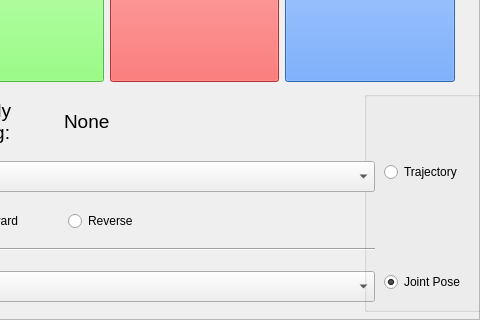
Above: hrl/kelsey_sandbox/src/kelsey_sandbox/arm_pose_move_gui.ui from gt-ros-pkg/hrl before the change; both pictures show x 86 to 566 and y 119 to 439 of the 566 by 439 pixel window. Below: the same form after it.
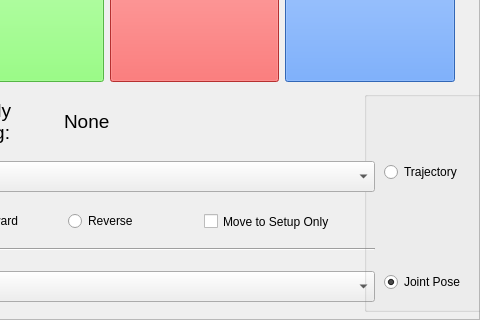
That is the form after the change.

Commit message: Interface commit which corresponds to last.

```diff
--- a/hrl/kelsey_sandbox/src/kelsey_sandbox/arm_pose_move_gui.ui
+++ b/hrl/kelsey_sandbox/src/kelsey_sandbox/arm_pose_move_gui.ui
@@ -195,6 +195,19 @@
     </sizepolicy>
    </property>
   </widget>
+  <widget class="QCheckBox" name="setup_box">
+   <property name="geometry">
+    <rect>
+     <x>290</x>
+     <y>330</y>
+     <width>181</width>
+     <height>21</height>
+    </rect>
+   </property>
+   <property name="text">
+    <string>Move to Setup Only</string>
+   </property>
+  </widget>
   <widget class="QWidget" name="">
    <property name="geometry">
     <rect>
```
The commit also changes 2 other files.
